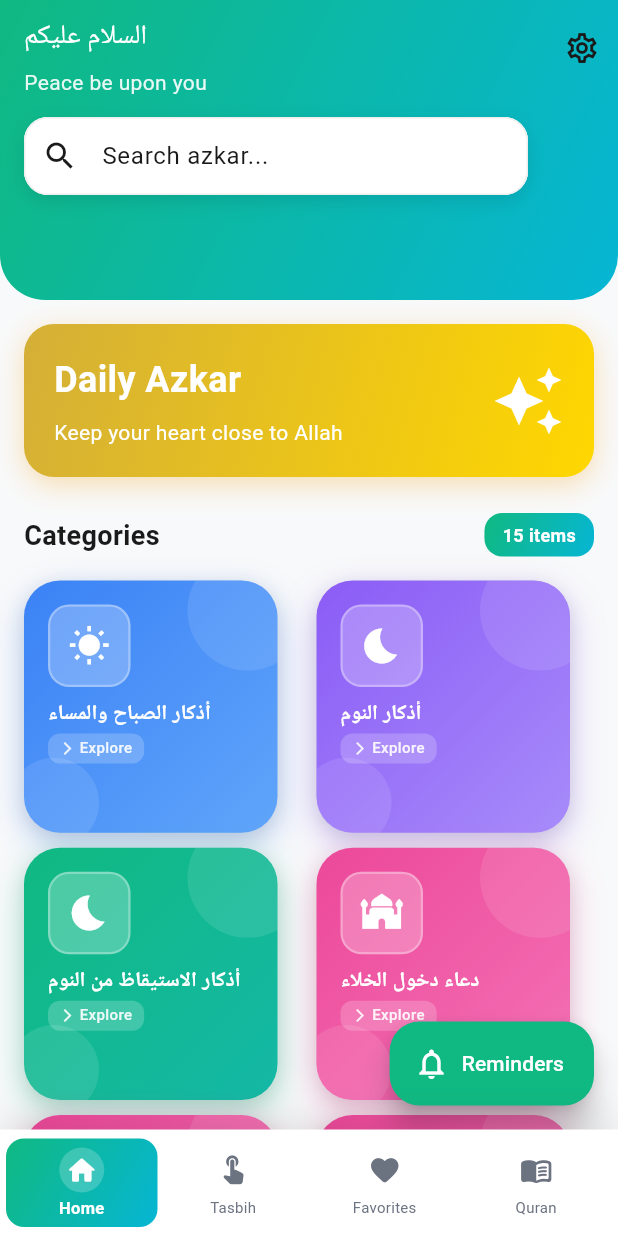
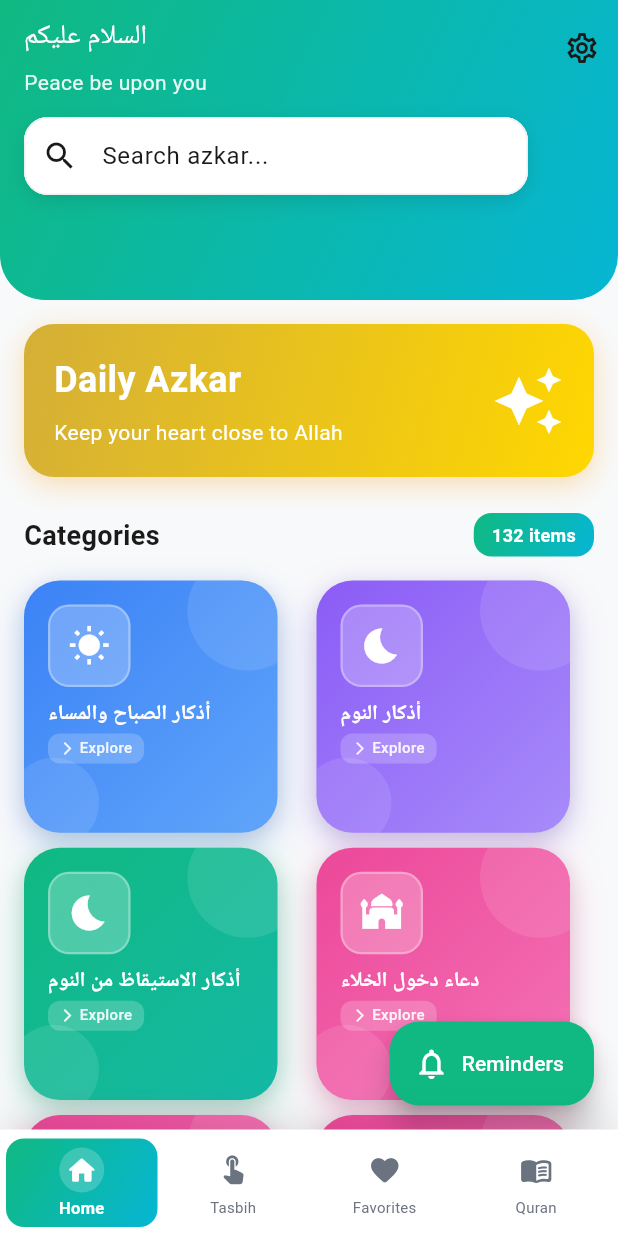
Before and after one commit to khaledebied/bling_azkar, a Flutter app: the screen it shows after launch, on a phone screen of 412 x 824 dp. Run offline on Flutter 3.47's test engine with Material 3 defaults, Android fonts, the light colour scheme and no system bars; our stand-ins replace dio, flutter_local_notifications, flutter_riverpod, freezed_annotation, geolocator, hive and 4 more; missing offline and left inert: audio_session, flutter_qiblah, quran_library; accounts and stored records are empty; Roboto replaces fonts that are missing (Amiri); statements that could not run were skipped.

Commit message:
refactor: Streamline HomeScreen by removing unused animation controller and loading more logic, simplifying category rendering with all categories provider for improved performance and maintainability.

```diff
--- a/lib/src/presentation/screens/home_screen.dart
+++ b/lib/src/presentation/screens/home_screen.dart
@@ -20,65 +20,20 @@ class HomeScreen extends ConsumerStatefulWidget {
   ConsumerState<HomeScreen> createState() => _HomeScreenState();
 }
 
-class _HomeScreenState extends ConsumerState<HomeScreen> with SingleTickerProviderStateMixin {
+class _HomeScreenState extends ConsumerState<HomeScreen> {
   final _playlistService = PlaylistService();
-  late AnimationController _pageChangeController;
   final ScrollController _scrollController = ScrollController();
-  bool _isLoadingMore = false;
 
   @override
   void initState() {
     super.initState();
     _playlistService.initialize();
-    _pageChangeController = AnimationController(
-      duration: const Duration(milliseconds: 300),
-      vsync: this,
-    );
-    _scrollController.addListener(_onScroll);
   }
 
   @override
   void dispose() {
-    _pageChangeController.dispose();
     _scrollController.dispose();
     super.dispose();
-  }
-
-  void _onScroll() {
-    if (_scrollController.position.pixels >= _scrollController.position.maxScrollExtent - 200) {
-      _loadMoreCategories();
-    }
-  }
-
-  Future<void> _loadMoreCategories() async {
-    if (_isLoadingMore) return;
-
-    final hasNextAsync = ref.read(hasNextPageProvider);
-
-    // Extract boolean value from AsyncValue
-    final hasNext = hasNextAsync.maybeWhen(
-      data: (value) => value,
-      orElse: () => false,
-    );
-
-    if (hasNext) {
-      setState(() {
-        _isLoadingMore = true;
-      });
-
-      // Small delay for smooth loading
-      await Future.delayed(const Duration(milliseconds: 200));
-
-      // Increment page
-      ref.read(currentPageProvider.notifier).state++;
-
-      // Wait for new items to load
-      await Future.delayed(const Duration(milliseconds: 100));
-
-      setState(() {
-        _isLoadingMore = false;
-      });
-    }
   }
 
   @override
@@ -95,7 +50,6 @@ class _HomeScreenState extends ConsumerState<HomeScreen> with SingleTickerProvid
               if (!isSearching) ...[
                 _buildWelcomeBanner(),
                 _buildCategoriesGridSection(ref),
-                if (_isLoadingMore) _buildLoadingMoreIndicator(),
               ] else ...[
                 _buildSearchResults(ref),
               ],
@@ -316,10 +270,9 @@ class _HomeScreenState extends ConsumerState<HomeScreen> with SingleTickerProvid
   }
 
   Widget _buildCategoriesGridSection(WidgetRef ref) {
-    final paginatedCategoriesAsync = ref.watch(paginatedCategoriesProvider);
-    final totalPagesAsync = ref.watch(totalPagesProvider);
+    final allCategoriesAsync = ref.watch(allCategoriesProvider);
 
-    return paginatedCategoriesAsync.when(
+    return allCategoriesAsync.when(
       loading: () => _buildShimmerLoading(),
       error: (error, stack) => SliverToBoxAdapter(
         child: Center(
@@ -338,11 +291,9 @@ class _HomeScreenState extends ConsumerState<HomeScreen> with SingleTickerProvid
           ),
         ),
       ),
-      data: (paginatedCategories) {
-        return totalPagesAsync.when(
-          loading: () => _buildShimmerLoading(),
-          error: (error, stack) => const SliverToBoxAdapter(child: SizedBox.shrink()),
-          data: (totalPages) {
+      data: (allCategories) {
+        final categoriesList = allCategories.entries.toList();
+
         return SliverToBoxAdapter(
           child: Column(
             crossAxisAlignment: CrossAxisAlignment.start,
@@ -366,7 +317,7 @@ class _HomeScreenState extends ConsumerState<HomeScreen> with SingleTickerProvid
                         borderRadius: BorderRadius.circular(12),
                       ),
                       child: Text(
-                            '${paginatedCategories.length} items',
+                        '${categoriesList.length} items',
                         style: AppTheme.bodySmall.copyWith(
                           color: Colors.white,
                           fontWeight: FontWeight.w600,
@@ -387,9 +338,9 @@ class _HomeScreenState extends ConsumerState<HomeScreen> with SingleTickerProvid
                     mainAxisSpacing: 10,
                     childAspectRatio: 1.1,
                   ),
-                      itemCount: paginatedCategories.length,
+                  itemCount: categoriesList.length,
                   itemBuilder: (context, index) {
-                        final entry = paginatedCategories[index];
+                    final entry = categoriesList[index];
                     final categoryKey = entry.key;
                     final categoryName = entry.value;
 
@@ -405,8 +356,6 @@ class _HomeScreenState extends ConsumerState<HomeScreen> with SingleTickerProvid
               ),
             ],
           ),
-            );
-          },
         );
       },
     );
@@ -443,33 +392,6 @@ class _HomeScreenState extends ConsumerState<HomeScreen> with SingleTickerProvid
     );
   }
 
-  Widget _buildLoadingMoreIndicator() {
-    return SliverToBoxAdapter(
-      child: Container(
-        padding: const EdgeInsets.symmetric(vertical: 24),
-        alignment: Alignment.center,
-        child: Column(
-          children: [
-            SizedBox(
-              width: 30,
-              height: 30,
-              child: CircularProgressIndicator(
-                strokeWidth: 3,
-                valueColor: AlwaysStoppedAnimation<Color>(AppTheme.primaryGreen),
-              ),
-            ),
-            const SizedBox(height: 12),
-            Text(
-              'Loading more...',
-              style: AppTheme.bodySmall.copyWith(
-                color: AppTheme.textSecondary,
-              ),
-            ),
-          ],
-        ),
-      ),
-    );
-  }
 
   Widget _buildSearchResults(WidgetRef ref) {
     final azkarAsync = ref.watch(searchedAzkarProvider);
```
Lines whose indentation alone changed are shown as unchanged.
